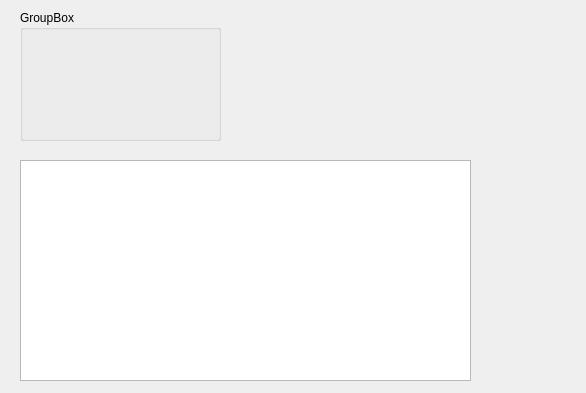
emirkyz/OtobusBilgiSistemi, file Formlar/ListeFormlari/isletmelistesi.ui: the form before one commit.
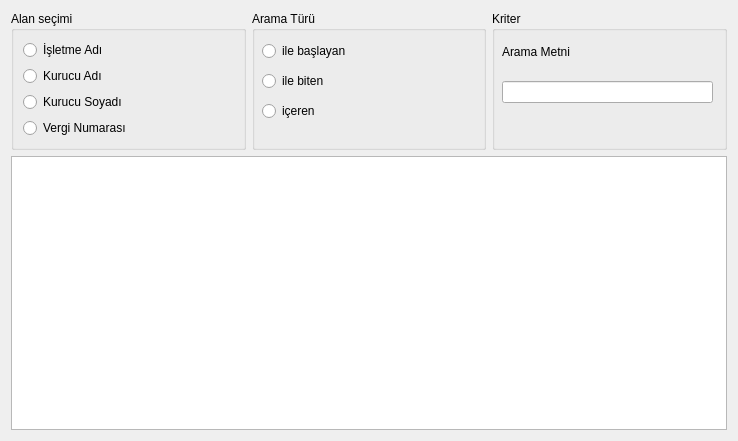
The form after the commit.

Patch:
```diff
--- a/Formlar/ListeFormlari/isletmelistesi.ui
+++ b/Formlar/ListeFormlari/isletmelistesi.ui
@@ -6,36 +6,138 @@
    <rect>
     <x>0</x>
     <y>0</y>
-    <width>586</width>
-    <height>393</height>
+    <width>738</width>
+    <height>441</height>
    </rect>
   </property>
   <property name="windowTitle">
    <string>Form</string>
   </property>
-  <widget class="QGroupBox" name="grpArama">
-   <property name="geometry">
-    <rect>
-     <x>20</x>
-     <y>10</y>
-     <width>201</width>
-     <height>131</height>
-    </rect>
-   </property>
-   <property name="title">
-    <string>GroupBox</string>
-   </property>
-  </widget>
-  <widget class="QListWidget" name="lstIsletmeler">
-   <property name="geometry">
-    <rect>
-     <x>20</x>
-     <y>160</y>
-     <width>451</width>
-     <height>221</height>
-    </rect>
-   </property>
-  </widget>
+  <layout class="QVBoxLayout" name="verticalLayout">
+   <item>
+    <layout class="QHBoxLayout" name="horizontalLayout">
+     <item>
+      <widget class="QGroupBox" name="grpArama">
+       <property name="title">
+        <string>Alan seçimi</string>
+       </property>
+       <layout class="QVBoxLayout" name="verticalLayout_2">
+        <item>
+         <widget class="QRadioButton" name="radioButton">
+          <property name="text">
+           <string>İşletme Adı</string>
+          </property>
+         </widget>
+        </item>
+        <item>
+         <widget class="QRadioButton" name="radioButton_2">
+          <property name="text">
+           <string>Kurucu Adı</string>
+          </property>
+         </widget>
+        </item>
+        <item>
+         <widget class="QRadioButton" name="radioButton_3">
+          <property name="text">
+           <string>Kurucu Soyadı</string>
+          </property>
+         </widget>
+        </item>
+        <item>
+         <widget class="QRadioButton" name="radioButton_4">
+          <property name="text">
+           <string>Vergi Numarası</string>
+          </property>
+         </widget>
+        </item>
+       </layout>
+      </widget>
+     </item>
+     <item>
+      <widget class="QGroupBox" name="groupBox">
+       <property name="autoFillBackground">
+        <bool>false</bool>
+       </property>
+       <property name="title">
+        <string>Arama Türü</string>
+       </property>
+       <widget class="QRadioButton" name="radioButton_6">
+        <property name="geometry">
+         <rect>
+          <x>10</x>
+          <y>60</y>
+          <width>89</width>
+          <height>20</height>
+         </rect>
+        </property>
+        <property name="text">
+         <string>ile biten</string>
+        </property>
+       </widget>
+       <widget class="QRadioButton" name="radioButton_7">
+        <property name="geometry">
+         <rect>
+          <x>10</x>
+          <y>90</y>
+          <width>111</width>
+          <height>20</height>
+         </rect>
+        </property>
+        <property name="text">
+         <string>içeren</string>
+        </property>
+       </widget>
+       <widget class="QRadioButton" name="radioButton_8">
+        <property name="geometry">
+         <rect>
+          <x>10</x>
+          <y>30</y>
+          <width>89</width>
+          <height>20</height>
+         </rect>
+        </property>
+        <property name="text">
+         <string>ile başlayan</string>
+        </property>
+       </widget>
+      </widget>
+     </item>
+     <item>
+      <widget class="QGroupBox" name="groupBox_2">
+       <property name="title">
+        <string>Kriter</string>
+       </property>
+       <widget class="QLabel" name="label">
+        <property name="geometry">
+         <rect>
+          <x>10</x>
+          <y>30</y>
+          <width>111</width>
+          <height>21</height>
+         </rect>
+        </property>
+        <property name="text">
+         <string>Arama Metni</string>
+        </property>
+       </widget>
+       <widget class="QLineEdit" name="lineEdit">
+        <property name="geometry">
+         <rect>
+          <x>10</x>
+          <y>70</y>
+          <width>211</width>
+          <height>22</height>
+         </rect>
+        </property>
+       </widget>
+      </widget>
+     </item>
+    </layout>
+   </item>
+   <item>
+    <widget class="QTableWidget" name="tblIsletmeler"/>
+   </item>
+  </layout>
  </widget>
  <resources/>
  <connections/>
```
